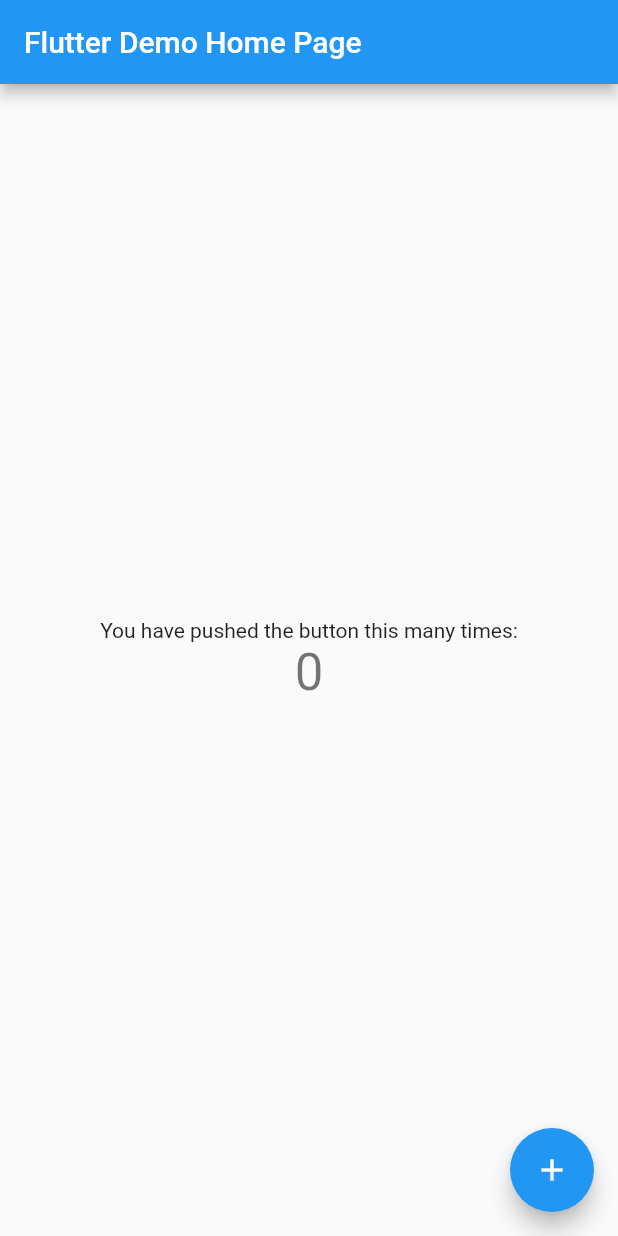
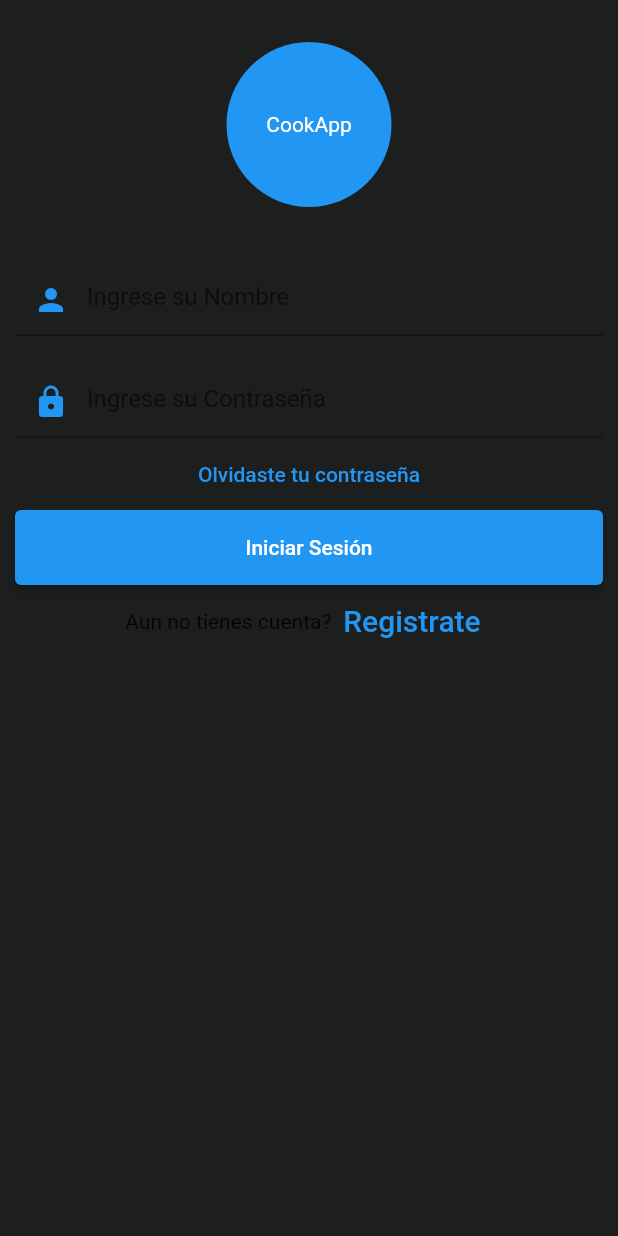
Before and after one commit to CeciliaGaytanC/GreenB, a Flutter app: the screen it shows after launch, on a phone screen of 412 x 824 dp. Run offline on Flutter 3.47's test engine with Material 2 defaults, Android fonts, the phone set to English and light mode, and no system bars; our stand-ins replace convex_bottom_bar.

Commit message:
Se afrefo diseño de Login

```diff
--- a/lib/main.dart
+++ b/lib/main.dart
@@ -1,107 +1,175 @@
 import 'package:flutter/material.dart';
+import 'package:greenb/register.dart';
+
+import 'Boton.dart';
 
 void main() {
   runApp(const MyApp());
 }
 
 class MyApp extends StatelessWidget {
-  const MyApp({super.key});
+  const MyApp({Key? key}) : super(key: key);
+  static const String _title = "";
 
   // This widget is the root of your application.
   @override
   Widget build(BuildContext context) {
     return MaterialApp(
-      title: 'Flutter Demo',
-      theme: ThemeData(
+      debugShowCheckedModeBanner:  false,
 
-        primarySwatch: Colors.blue,
-      ),
-      home: const MyHomePage(title: 'Flutter Demo Home Page'),
+      title: 'Prueba',
+      home: Scaffold(
+        backgroundColor: Color.fromARGB(255, 29, 30, 30),
+        body: const MyHomePage(),
+
+      )
+
     );
   }
 }
 
 class MyHomePage extends StatefulWidget {
-  const MyHomePage({super.key, required this.title});
-
-  // This widget is the home page of your application. It is stateful, meaning
-  // that it has a State object (defined below) that contains fields that affect
-  // how it looks.
-
-  // This class is the configuration for the state. It holds the values (in this
-  // case the title) provided by the parent (in this case the App widget) and
-  // used by the build method of the State. Fields in a Widget subclass are
-  // always marked "final".
-
-  final String title;
+    const MyHomePage({Key? key}) : super(key: key);
 
   @override
   State<MyHomePage> createState() => _MyHomePageState();
 }
 
 class _MyHomePageState extends State<MyHomePage> {
-  int _counter = 0;
+  TextEditingController nameController = TextEditingController();
+  TextEditingController passwordController = TextEditingController();
+  final _formKey = GlobalKey<FormState>();
+  //GlobalKey _formKey  = new GlobalKey<FormState>();
 
-  void _incrementCounter() {
-    setState(() {
-      // This call to setState tells the Flutter framework that something has
-      // changed in this State, which causes it to rerun the build method below
-      // so that the display can reflect the updated values. If we changed
-      // _counter without calling setState(), then the build method would not be
-      // called again, and so nothing would appear to happen.
-      _counter++;
-    });
-  }
 
   @override
   Widget build(BuildContext context) {
-    // This method is rerun every time setState is called, for instance as done
-    // by the _incrementCounter method above.
-    //
-    // The Flutter framework has been optimized to make rerunning build methods
-    // fast, so that you can just rebuild anything that needs updating rather
-    // than having to individually change instances of widgets.
-    return Scaffold(
-      appBar: AppBar(
-        // Here we take the value from the MyHomePage object that was created by
-        // the App.build method, and use it to set our appbar title.
-        title: Text(widget.title),
-      ),
-      body: Center(
-        // Center is a layout widget. It takes a single child and positions it
-        // in the middle of the parent.
-        child: Column(
-          // Column is also a layout widget. It takes a list of children and
-          // arranges them vertically. By default, it sizes itself to fit its
-          // children horizontally, and tries to be as tall as its parent.
-          //
-          // Invoke "debug painting" (press "p" in the console, choose the
-          // "Toggle Debug Paint" action from the Flutter Inspector in Android
-          // Studio, or the "Toggle Debug Paint" command in Visual Studio Code)
-          // to see the wireframe for each widget.
-          //
-          // Column has various properties to control how it sizes itself and
-          // how it positions its children. Here we use mainAxisAlignment to
-          // center the children vertically; the main axis here is the vertical
-          // axis because Columns are vertical (the cross axis would be
-          // horizontal).
-          mainAxisAlignment: MainAxisAlignment.center,
+    return Form(
+      key: _formKey,
+
+            child: ListView(
           children: <Widget>[
-            const Text(
-              'You have pushed the button this many times:',
+            Container(
+              alignment: Alignment.center,
+              child: Text(
+                'CookApp',
+                style: TextStyle(
+                  fontSize: 14,
+                  color: Colors.white,
+                ),
+              ),
+              padding: const EdgeInsets.all(46),
+              margin: EdgeInsets.all(28),
+              decoration: BoxDecoration(
+                color: Colors.blue,
+                shape: BoxShape.circle,
+              ),
+              width: 120,
+              height: 110,
             ),
-            Text(
-              '$_counter',
-              style: Theme.of(context).textTheme.headline4,
+
+            Padding(
+              // key: _formKey,
+              padding: const EdgeInsets.all(10),
+              child: TextFormField(
+                validator: (value) {
+                  if (value!.isEmpty) {
+                    return 'Por favor, Ingresa el nombre de usuario';
+                  }
+                  return null;
+                },
+                style: TextStyle(color: Color.fromARGB(255, 15, 15, 15)),
+                controller: nameController,
+                decoration: const InputDecoration(
+                  // border: OutlineInputBorder(),
+                  //  labelText: 'Nombre de Usuario',
+                  hintText: "Ingrese su Nombre",
+                  prefixIcon: const Icon(
+                    Icons.person,
+                    color: Colors.blue,
+                  ),
+                ),
+              ),
+            ),
+            Container(
+              padding: const EdgeInsets.fromLTRB(10, 10, 10, 0),
+              child: TextFormField(
+                validator: (value) {
+                  if (value!.isEmpty) {
+                    return 'Por favor, Ingresa tu contraseña';
+                  }
+                  return null;
+                },
+                style: TextStyle(color: Color.fromARGB(255, 19, 18, 18)),
+                obscureText: true,
+                controller: passwordController,
+                decoration: const InputDecoration(
+                  //border: OutlineInputBorder(),
+                  //labelText: 'Contraseña',
+                  hintText: "Ingrese su Contraseña",
+                  prefixIcon: Icon(
+                    Icons.lock,
+                    color: Colors.blue,
+                  ),
+                ),
+                keyboardType: TextInputType.number,
+              ),
+            ),
+            TextButton(
+              onPressed: () {},
+              child: const Text(
+                'Olvidaste tu contraseña',
+              ),
+            ),
+            Container(
+                height: 50,
+                padding: const EdgeInsets.fromLTRB(10, 0, 10, 0),
+                child: ElevatedButton(
+                  child: const Text('Iniciar Sesión'),
+                  onPressed: () {
+                    print(nameController.text);
+                    print(passwordController.text);
+                    if (_formKey.currentState!.validate()) {
+                      Navigator.push(context,
+                          MaterialPageRoute(builder: (context) => Botonazo()));
+                      // Si el formulario es válido, queremos mostrar un Snackbar
+                    } else {
+                      ScaffoldMessenger.of(context).showSnackBar(const SnackBar(
+                        content: Text(
+                            'Por favor, Ingresa los datos. Hay campos vacios'),
+                        backgroundColor: Colors.green,
+                        //width: 600,
+                        shape: StadiumBorder(),
+                        elevation: 560,
+                        //   comportamiento: SnackBarBehavior.floating;
+                      ));
+                    }
+                  },
+                )),
+            Row(
+              children: <Widget>[
+                const Text('Aun no tienes cuenta?'),
+                TextButton(
+                    child: const Text(
+                      'Registrate',
+                      style: TextStyle(fontSize: 20),
+                    ),
+                    onPressed: () {
+                      Navigator.push(
+                        context,
+                        MaterialPageRoute(builder: (context) {
+                          return Registro();
+                        }),
+                      );
+                    })
+              ],
+              mainAxisAlignment: MainAxisAlignment.center,
             ),
           ],
-        ),
+
+
       ),
-      floatingActionButton: FloatingActionButton(
-        onPressed: _incrementCounter,
-        tooltip: 'Increment',
-        child: const Icon(Icons.add),
-      ), // This trailing comma makes auto-formatting nicer for build methods.
+  // This trailing comma makes auto-formatting nicer for build methods.
     );
   }
 }
--- a/pubspec.yaml
+++ b/pubspec.yaml
@@ -36,6 +36,7 @@
   # The following adds the Cupertino Icons font to your application.
   # Use with the CupertinoIcons class for iOS style icons.
   cupertino_icons: ^1.0.2
+  convex_bottom_bar: ^3.1.0+1
 
 dev_dependencies:
   flutter_test:
```
Also changed, not shown: lib/Boton.dart (added, +28 -0 lines), lib/register.dart (added, +36 -0 lines), pubspec.lock.
